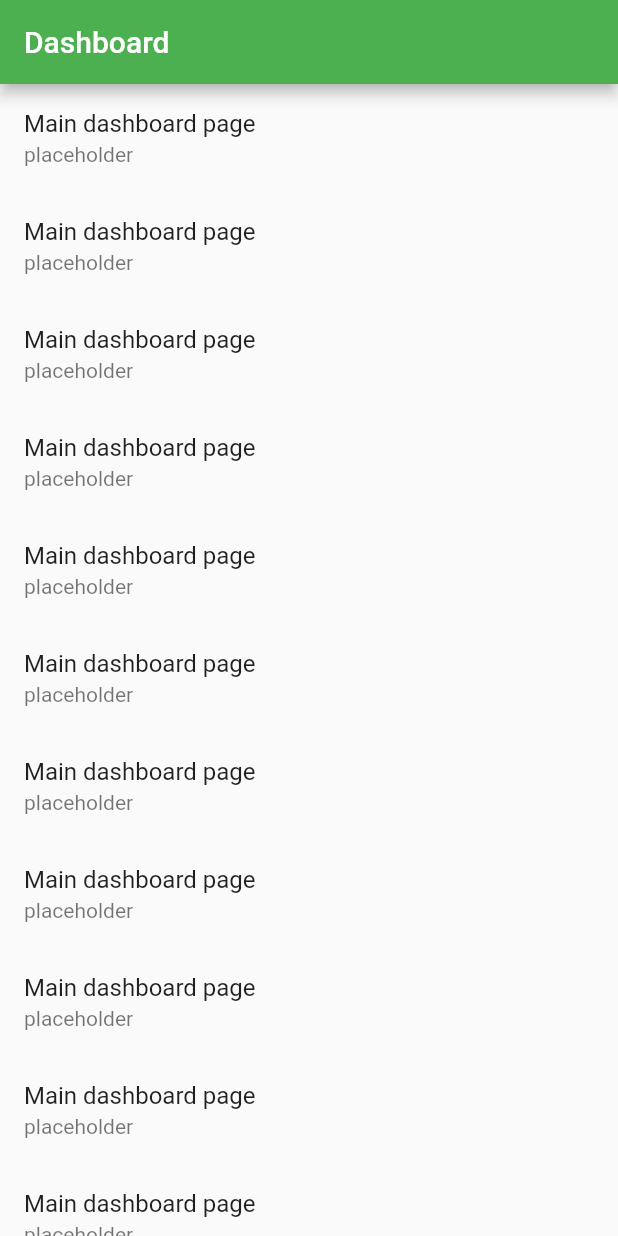
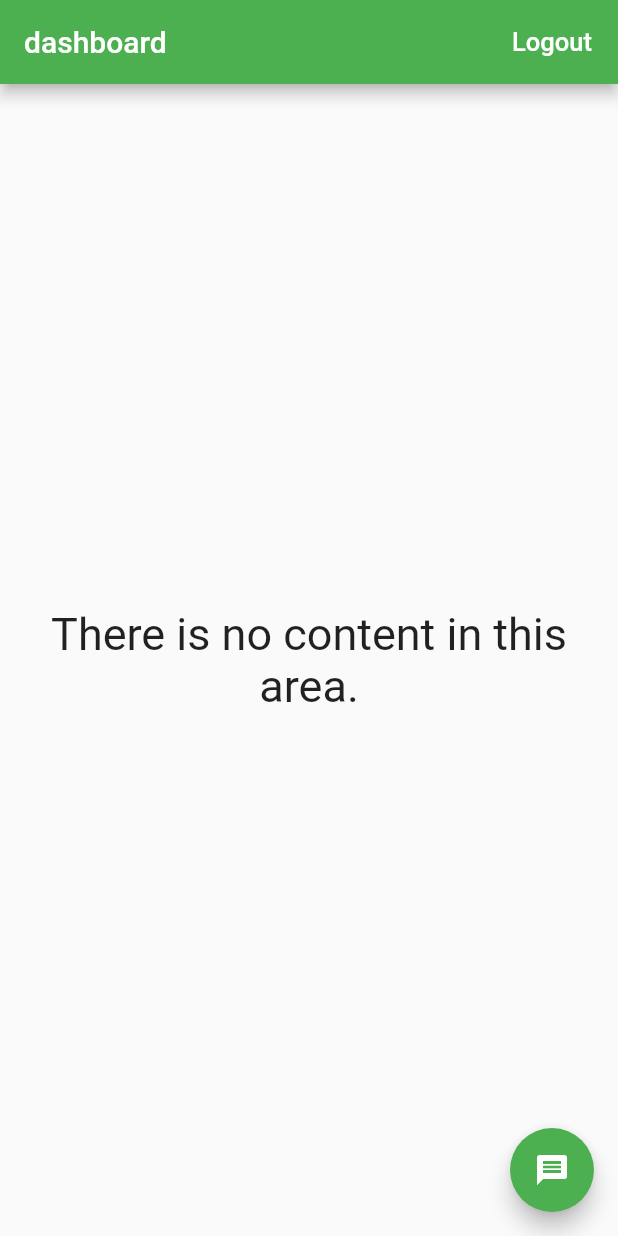
Before and after one commit to phand4/treehouse, a Flutter app: the Home screen opened directly, on a phone screen of 412 x 824 dp. Run offline on Flutter 3.47's test engine with Material 2 defaults, Android fonts, the phone set to English and light mode, and no system bars; our stand-ins replace firebase_auth, firebase_database; accounts and stored records are empty.

Commit message:
Realtime Database added. Finished dashboard.

```diff
--- a/lib/home.dart
+++ b/lib/home.dart
@@ -1,20 +1,203 @@
+import 'package:firebase_database/firebase_database.dart';
 import 'package:flutter/material.dart';
+import 'dart:async';
+import 'package:intl/intl.dart';
+import './services/authentication.dart';
+import './services/navigation.dart';
+import 'package:treehouse/models/dashboard.dart';
 
-class Home extends StatelessWidget{
-  Home({Key key}) : super(key: key);
+
+class Home extends StatefulWidget{
+  Home({Key key, this.auth, this.userId, this.logoutCallback}) : super(key: key);
+
+
+  final BaseAuth auth;
+  final String userId;
+  final VoidCallback logoutCallback;
+  @override
+  State<StatefulWidget> createState() => new _HomeState();
+}
+
+class _HomeState extends State<Home>{
+  List<Dashboard> _dashboardList;
+
+  final FirebaseDatabase _database = FirebaseDatabase.instance;
+  final GlobalKey<FormState> formKey = GlobalKey<FormState>();
+
+  final _textEditingController = TextEditingController();
+  StreamSubscription<Event> _onDashboardAddedSubscription;
+  StreamSubscription<Event> _onDashboardChangedSubscription;
+
+
+@override
+void initState() {
+  super.initState();
+
+  _dashboardList = new List();
+  Query _dashboardQuery = _database
+      .reference()
+      .child("dashboard")
+      .orderByChild("userId")
+      .equalTo(widget.userId);
+  _onDashboardAddedSubscription =
+      _dashboardQuery.onChildAdded.listen(_onEntryAdded);
+  _onDashboardChangedSubscription =
+      _dashboardQuery.onChildChanged.listen(_onEntryChanged);
+}
+
+_onEntryAdded(Event event){
+    setState(() {
+      _dashboardList.add(Dashboard.fromSnapshot(event.snapshot));
+    });
+}
+
+_onEntryChanged(Event event){
+    var oldEntry = _dashboardList.singleWhere((entry){
+      return entry.key == event.snapshot.key;
+    });
+
+    setState(() {
+      _dashboardList[_dashboardList.indexOf(oldEntry)] =
+          Dashboard.fromSnapshot(event.snapshot);
+    });
+}
+
+@override
+void dispose(){
+    _onDashboardAddedSubscription.cancel();
+    _onDashboardChangedSubscription.cancel();
+    super.dispose();
+  }
+
+  signOut() async {
+    try {
+      await widget.auth.signOut();
+      widget.logoutCallback();
+    } catch (e) {
+      print(e);
+    }
+  }
+  showAddDashboardDialog(BuildContext context) async {
+    _textEditingController.clear();
+    await showDialog<String>(
+        context: context,
+    builder: (BuildContext context){
+          return AlertDialog(
+            content: new Row(
+              children: <Widget>[
+                new Expanded(
+                  child: new TextField(
+                    controller: _textEditingController,
+                    autofocus: true,
+                    decoration: new InputDecoration(
+                      labelText: 'Post new content',
+                    ),
+                  ))
+              ],
+            ),
+            actions: <Widget>[
+              new FlatButton(
+                  child: const Text('Cancel'),
+                  onPressed: (){
+                    Navigator.pop(context);
+              }),
+              new FlatButton(
+                child: const Text('Save'),
+                onPressed: (){
+                  addNewDashboard(_textEditingController.text.toString());
+                  Navigator.pop(context);
+                })
+            ],
+          );
+    });
+  }
+
+  _updateDashboard(Dashboard dashboard){
+  if(dashboard != null){
+    _database.reference().child("dashboard").child(dashboard.key).set(dashboard.toJson());
+  }
+  }
+
+  _deleteDashboard(String dashboardID, int index){
+  _database.reference().child("dashboard").child(dashboardID).remove().then
+    ((_){
+      print("Deleted $dashboardID successful");
+      setState(() {
+        _dashboardList.removeAt(index);
+      });
+  });
+  }
+
+  addNewDashboard(String dashboardItem){
+  if(dashboardItem.length > 0){
+    Dashboard dashboard= new Dashboard(dashboardItem.toString(), widget.userId, DateTime.now());
+
+    _database.reference().child("dashboard").push().set(dashboard.toJson());
+  }
+  }
+
+  Widget _showDashboardList(){
+    if(_dashboardList.length > 0) {
+      return ListView.builder(
+          shrinkWrap: true,
+          itemCount: _dashboardList.length,
+          itemBuilder: (BuildContext context, int index) {
+            String dashboardID = _dashboardList[index].key;
+            String content = _dashboardList[index].content;
+            DateTime posttime = _dashboardList[index].posttime;
+            String formatposttime = DateFormat('yyyy-MM-dd - kk:mm').format(
+                posttime);
+            String userId = _dashboardList[index].userId;
+            return Dismissible(
+                key: Key(dashboardID),
+                background: Container(color: Colors.green),
+                onDismissed: (direction) async {
+                  _deleteDashboard(dashboardID, index);
+                },
+                child: ListTile(
+                  title: Text(
+                    content,
+                    style: TextStyle(fontSize: 20.0),
+                  ),
+                  trailing: Text(
+                    formatposttime,
+                    style: TextStyle(fontSize: 10.0),
+                  ),
+                )
+            );
+          });
+    } else {
+      return Center(
+        child: Text(
+          "There is no content in this area.",
+            textAlign: TextAlign.center,
+          style: TextStyle(fontSize: 30.0),
+        ));
+    }
+  }
 
   @override
   Widget build(BuildContext context){
-    return Scaffold(
+
+    return new Scaffold(
       appBar: AppBar(
-       title: Text("Dashboard"),
+        title: Text("dashboard"),
+        actions: <Widget>[
+          new FlatButton(
+              onPressed: signOut,
+              child: new Text('Logout',
+              style: new TextStyle(fontSize:  17.0, color: Colors.white)),
+          )
+        ],
       ),
-      body: ListView.builder(itemBuilder: (context, index) {
-        return ListTile(
-          title: Text('Main dashboard page'),
-          subtitle: Text('placeholder')
-        );
-      }),
-    );
+      body: _showDashboardList(),
+        floatingActionButton: FloatingActionButton(
+        onPressed: (){
+          showAddDashboardDialog(context);
+        },
+         tooltip: 'Increment',
+          child: Icon(Icons.message),
+    ));
+
   }
 }
--- /dev/null
+++ b/lib/models/dashboard.dart
@@ -0,0 +1,23 @@
+import 'package:firebase_database/firebase_database.dart';
+
+class Dashboard{
+  String key;
+  String userId;
+  String content;
+  DateTime posttime;
+  Dashboard(this.userId, this.content, this.posttime);
+
+  Dashboard.fromSnapshot(DataSnapshot snapshot) :
+      key = snapshot.key,
+      userId = snapshot.value["userId"],
+      content = snapshot.value["content"],
+      posttime = snapshot.value["posttime"];
+
+  toJson(){
+    return{
+      "userId" : userId,
+      "content" : content,
+      "posttime" : posttime,
+    };
+  }
+}
--- a/pubspec.yaml
+++ b/pubspec.yaml
@@ -21,6 +21,7 @@ dependencies:
     sdk: flutter
   firebase_auth: ^0.15.1
   firebase_database: ^3.1.3
+  intl: 0.15.7
 
 
   cupertino_icons: ^0.1.2
```
Also changed, not shown: lib/pages/root_page.dart (+4 -4 lines), pubspec.lock.
